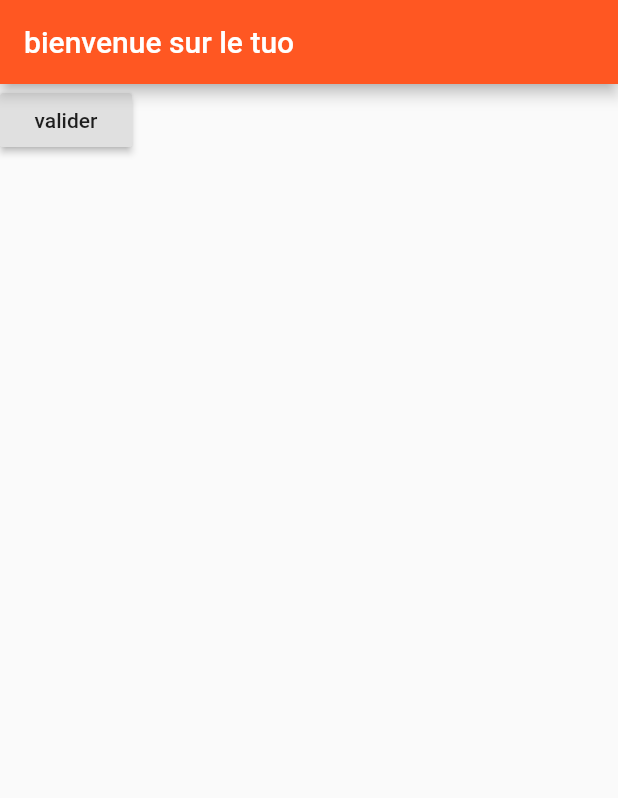
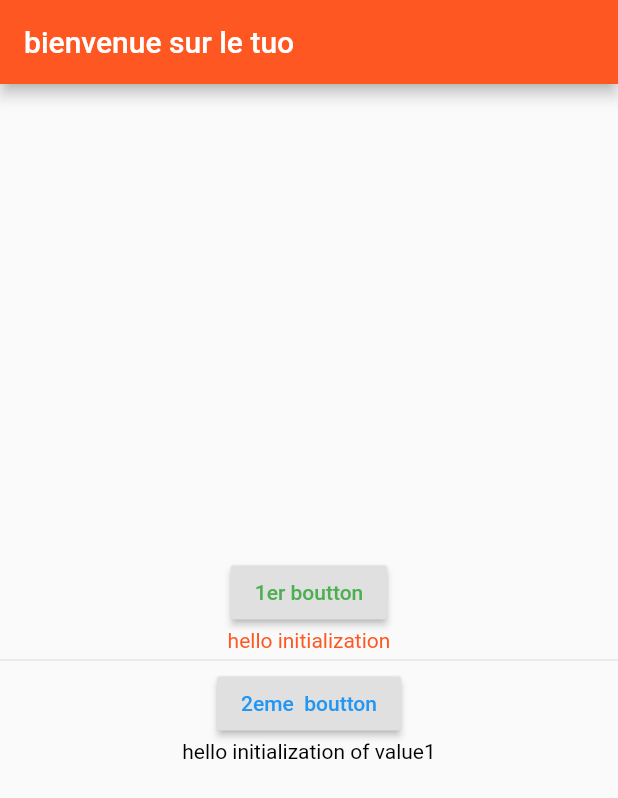
Before and after one commit to sllim637/flutter-repo, a Flutter app: the screen it shows after launch, on a phone screen of 412 x 824 dp. Shown: the top 798 px of the screen. Run offline on Flutter 3.47's test engine with Material 2 defaults, Android fonts, the phone set to English and light mode, and no system bars.

Commit message:
how to use buttons

```diff
--- a/lib/main.dart
+++ b/lib/main.dart
@@ -35,6 +35,18 @@ class soir extends StatefulWidget {
 }
 
 class _soirState extends State<soir> {
+  String value ="hello initialization";
+  String value1 ="hello initialization of value1";
+  void onClick(){
+    setState((){
+      value= "i am setState function";
+    });
+  }
+  void onClick2(String value2){
+    setState((){
+      value1= value2;
+    });
+  }
   var info = "slim hammami";
   initState(){
     super.initState();
@@ -47,18 +59,22 @@ class _soirState extends State<soir> {
         title: Text(info),
       ),
       // ignore: deprecated_member_use
-      body: RaisedButton(
-        onPressed: () {
-          print('je suis appuiyé');
-         setState((){
-           info = "je suis change vers rim hammami";
-         });
-
-          },
-
-        child: Text('valider'),
-
-      ),
+      body: Column(
+        mainAxisAlignment: MainAxisAlignment.center,
+        children:  <Widget>[
+          RaisedButton(
+            onPressed: () {  onClick();},
+            child: Text("1er boutton" , style: TextStyle(color: Colors.green),),
+          ),
+          Text(value , style: TextStyle(color: Colors.deepOrange),),
+          Divider(height: 10,),
+          RaisedButton(
+            onPressed: () { onClick2( "je suis la valeur passe par la deuxieme parametre"); },
+            child: Text("2eme  boutton" , style: TextStyle(color: Colors.blue),),
+          ),
+          Text(value1 , style: TextStyle(color: Colors.black),),
+        ],
+      )
     )
     ;
   }
```
